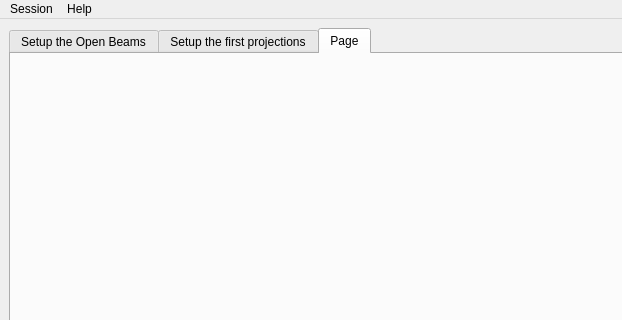
The window that src/asui/ui/main_application.ui (ornlneutronimaging/HyperCTui) describes before a commit, drawn with Qt 5; both pictures show x 0 to 622 and y 0 to 320 of the 857 by 648 pixel window.
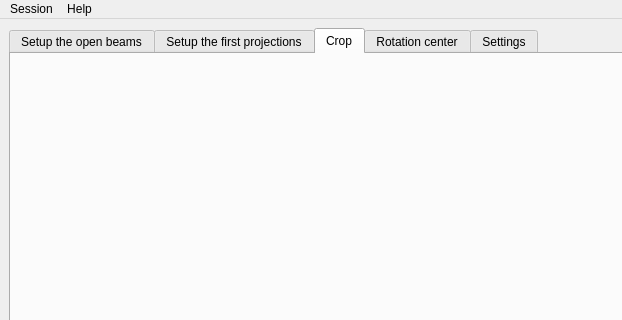
The same window after the commit. The open tabs and pages were chosen to show the change. Icons and pictures are not drawn.

Commit message: crop, rotation center and advanced. this refs #7

```diff
--- a/src/asui/ui/main_application.ui
+++ b/src/asui/ui/main_application.ui
@@ -28,7 +28,7 @@
       </property>
       <widget class="QWidget" name="tab">
        <attribute name="title">
-        <string>Setup the Open Beams</string>
+        <string>Setup the open beams</string>
        </attribute>
        <layout class="QVBoxLayout" name="verticalLayout_2">
         <item>
@@ -412,7 +412,17 @@
       </widget>
       <widget class="QWidget" name="tab_3">
        <attribute name="title">
-        <string>Page</string>
+        <string>Crop</string>
+       </attribute>
+      </widget>
+      <widget class="QWidget" name="tab_4">
+       <attribute name="title">
+        <string>Rotation center</string>
+       </attribute>
+      </widget>
+      <widget class="QWidget" name="tab_5">
+       <attribute name="title">
+        <string>Settings</string>
        </attribute>
       </widget>
      </widget>
```
Left out of the diff: 2 changed lines with no effect on the pictures. The commit also changes 2 other files.
